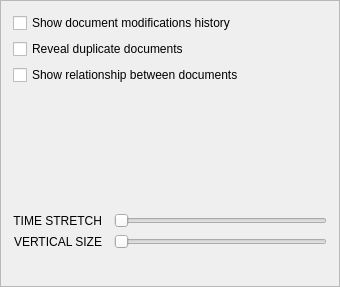
This is gui/timelinecontrol.ui in Rekall/Rekall as Qt 5 draws it before an edit. The edited form follows.
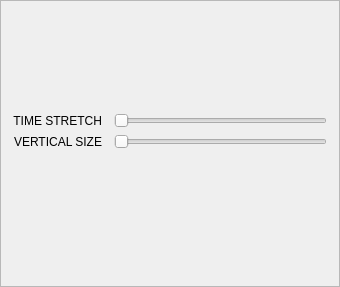
This is the edited form.

```diff
--- a/gui/timelinecontrol.ui
+++ b/gui/timelinecontrol.ui
@@ -53,40 +53,6 @@
       <property name="bottomMargin">
        <number>12</number>
       </property>
-      <item>
-       <widget class="QCheckBox" name="history">
-        <property name="text">
-         <string>Show document modifications history</string>
-        </property>
-       </widget>
-      </item>
-      <item>
-       <widget class="QCheckBox" name="hash">
-        <property name="text">
-         <string>Reveal duplicate documents</string>
-        </property>
-       </widget>
-      </item>
-      <item>
-       <widget class="QCheckBox" name="linkedTags">
-        <property name="text">
-         <string>Show relationship between documents</string>
-        </property>
-       </widget>
-      </item>
-      <item>
-       <spacer name="verticalSpacer">
-        <property name="orientation">
-         <enum>Qt::Vertical</enum>
-        </property>
-        <property name="sizeHint" stdset="0">
-         <size>
-          <width>20</width>
-          <height>40</height>
-         </size>
-        </property>
-       </spacer>
-      </item>
       <item>
        <layout class="QGridLayout" name="gridLayout">
         <property name="horizontalSpacing">
```
